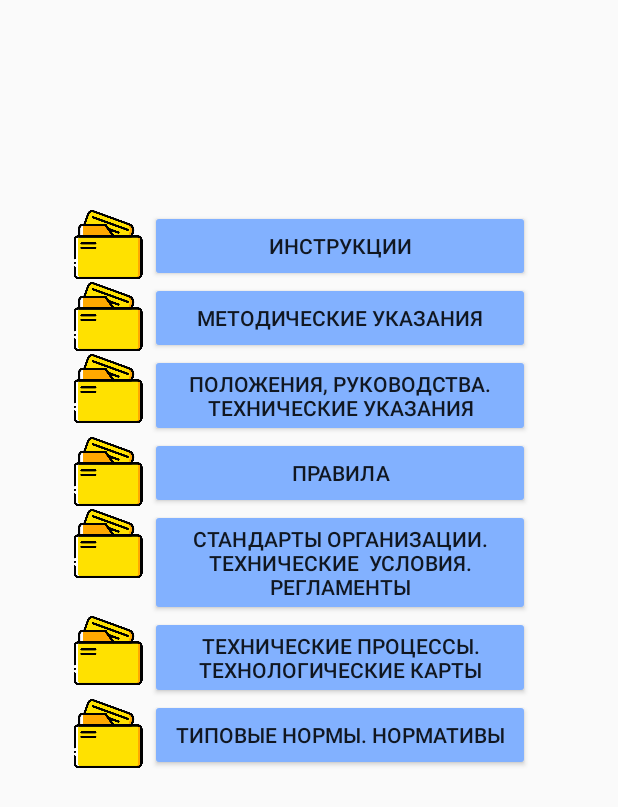
After one commit to Jurgen-MK/library, an Android app: the layout fragment_technical_menu.xml on its own in the app's theme, with its tools: preview values and no code run, on a phone screen of 412 x 824 dp. The commit adds this screen. Shown: the top 807 px of the screen. Run offline under Robolectric (Android 15) with nearby library versions, the phone set to English and light mode, and no system bars.

Commit message:
menu changes

```diff
--- /dev/null
+++ b/lib-mob-client/app/src/main/res/layout/fragment_technical_menu.xml
@@ -0,0 +1,153 @@
+<?xml version="1.0" encoding="utf-8"?>
+<androidx.constraintlayout.widget.ConstraintLayout xmlns:android="http://schemas.android.com/apk/res/android"
+    xmlns:app="http://schemas.android.com/apk/res-auto"
+    xmlns:tools="http://schemas.android.com/tools"
+    android:id="@+id/ConstraintLayout"
+    android:layout_width="match_parent"
+    android:layout_height="match_parent"
+    android:orientation="vertical">
+
+    <TableLayout
+        android:layout_width="313dp"
+        android:layout_height="385dp"
+        android:layout_marginStart="44dp"
+        android:layout_marginTop="140dp"
+        app:layout_constraintStart_toStartOf="parent"
+        app:layout_constraintTop_toTopOf="parent">
+
+        <TableRow
+            android:layout_width="match_parent"
+            android:layout_height="match_parent">
+
+            <ImageView
+                android:id="@+id/instrimg"
+                android:layout_width="56dp"
+                android:layout_height="46dp"
+                app:srcCompat="@drawable/files" />
+
+            <Button
+                android:id="@+id/instrbtn"
+                android:layout_width="253dp"
+                android:layout_height="wrap_content"
+                android:backgroundTint="#FF82B1FF"
+                android:onClick="onRegMenuBtnClick"
+                android:text="Инструкции" />
+        </TableRow>
+
+        <TableRow
+            android:layout_width="match_parent"
+            android:layout_height="match_parent">
+
+            <ImageView
+                android:id="@+id/guideimg"
+                android:layout_width="56dp"
+                android:layout_height="46dp"
+                app:srcCompat="@drawable/files" />
+
+            <Button
+                android:id="@+id/guidebtn"
+                android:layout_width="253dp"
+                android:layout_height="wrap_content"
+                android:backgroundTint="#FF82B1FF"
+                android:onClick="onRegMenuBtnClick"
+                android:text="Методические указания" />
+        </TableRow>
+
+        <TableRow
+            android:layout_width="match_parent"
+            android:layout_height="match_parent">
+
+            <ImageView
+                android:id="@+id/provimg"
+                android:layout_width="56dp"
+                android:layout_height="46dp"
+                app:srcCompat="@drawable/files" />
+
+            <Button
+                android:id="@+id/provbtn"
+                android:layout_width="253dp"
+                android:layout_height="wrap_content"
+                android:backgroundTint="#FF82B1FF"
+                android:onClick="onRegMenuBtnClick"
+                android:text="Положения, руководства. Технические указания" />
+        </TableRow>
+
+        <TableRow
+            android:layout_width="match_parent"
+            android:layout_height="match_parent">
+
+            <ImageView
+                android:id="@+id/rulesimg"
+                android:layout_width="56dp"
+                android:layout_height="46dp"
+                app:srcCompat="@drawable/files" />
+
+            <Button
+                android:id="@+id/rulesbtn"
+                android:layout_width="253dp"
+                android:layout_height="wrap_content"
+                android:backgroundTint="#FF82B1FF"
+                android:onClick="onRegMenuBtnClick"
+                android:text="Правила" />
+        </TableRow>
+
+        <TableRow
+            android:layout_width="match_parent"
+            android:layout_height="match_parent">
+
+            <ImageView
+                android:id="@+id/standartssimg"
+                android:layout_width="56dp"
+                android:layout_height="46dp"
+                app:srcCompat="@drawable/files" />
+
+            <Button
+                android:id="@+id/standartsbtn"
+                android:layout_width="253dp"
+                android:layout_height="wrap_content"
+                android:backgroundTint="#FF82B1FF"
+                android:onClick="onRegMenuBtnClick"
+                android:text="Стандарты организации. Технические  условия. Регламенты" />
+        </TableRow>
+
+        <TableRow
+            android:layout_width="match_parent"
+            android:layout_height="match_parent">
+
+            <ImageView
+                android:id="@+id/techmapimg"
+                android:layout_width="56dp"
+                android:layout_height="46dp"
+                app:srcCompat="@drawable/files" />
+
+            <Button
+                android:id="@+id/techmapbtn"
+                android:layout_width="253dp"
+                android:layout_height="wrap_content"
+                android:backgroundTint="#FF82B1FF"
+                android:onClick="onRegMenuBtnClick"
+                android:text="Технические процессы. Технологические карты" />
+        </TableRow>
+
+        <TableRow
+            android:layout_width="match_parent"
+            android:layout_height="match_parent">
+
+            <ImageView
+                android:id="@+id/normimg"
+                android:layout_width="56dp"
+                android:layout_height="46dp"
+                app:srcCompat="@drawable/files" />
+
+            <Button
+                android:id="@+id/normbtn"
+                android:layout_width="253dp"
+                android:layout_height="wrap_content"
+                android:backgroundTint="#FF82B1FF"
+                android:onClick="onRegMenuBtnClick"
+                android:text="Типовые нормы. Нормативы" />
+        </TableRow>
+
+    </TableLayout>
+
+</androidx.constraintlayout.widget.ConstraintLayout>
```
Also changed, not shown: lib-mob-client/app/src/main/java/kz/lib_mob_client/MainActivity.java (+34 -3 lines), lib-mob-client/app/src/main/java/kz/lib_mob_client/fragments/RegulatoryDocumentationFragment.java (+46 -0 lines), lib-mob-client/app/src/main/java/kz/lib_mob_client/fragments/TechnicalMenuFragment.java (added, +66 -0 lines), lib-mob-client/app/src/main/res/layout/fragment_study_guides.xml (+16 -3 lines).
